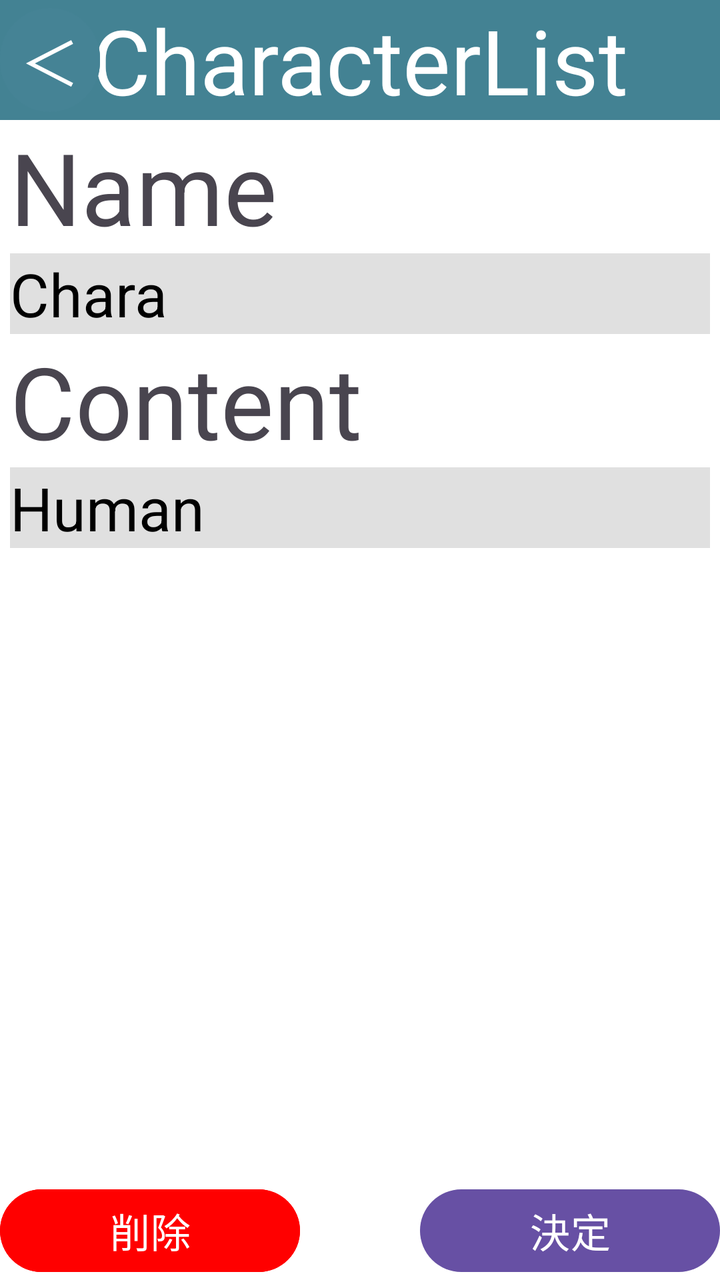
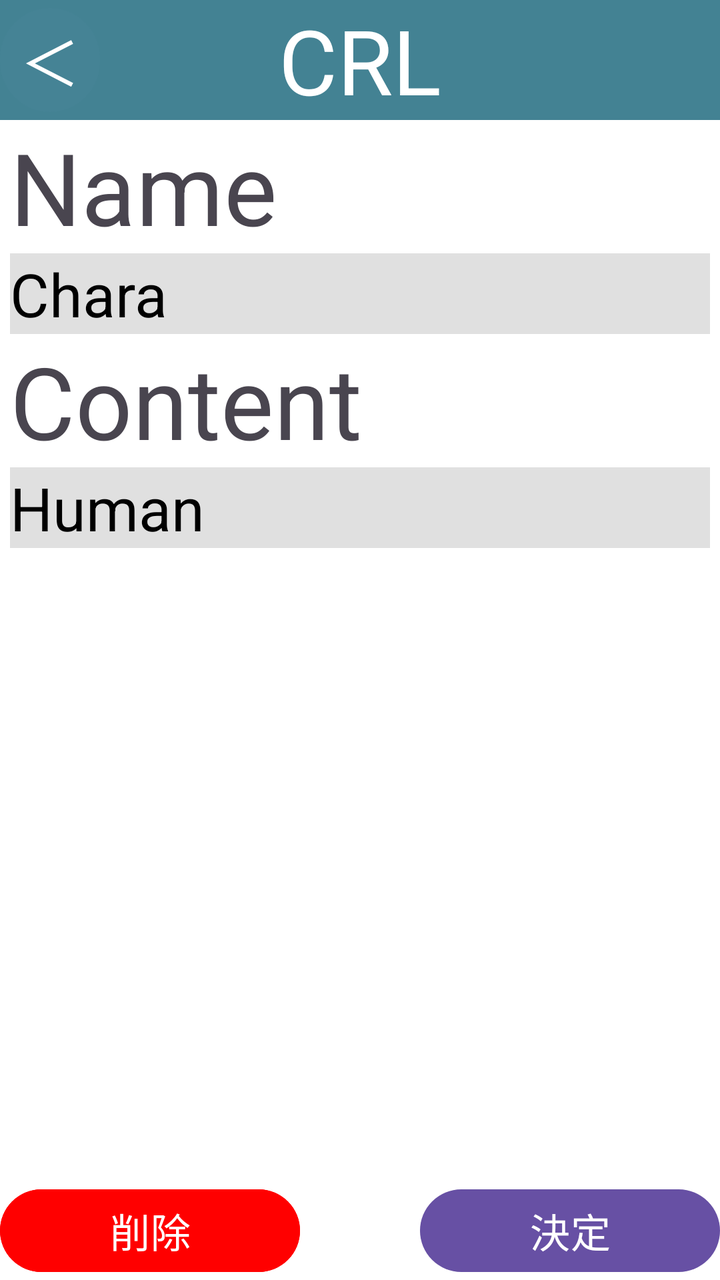

Screens rendered from an Android XML layout before and after an edit, with the pre-edit source and the edit as a unified diff.
<!-- AndroidManifest.xml: application theme Theme.CharacterListApp -->
<!-- res/layout/chara_edit_scene.xml -->
<?xml version="1.0" encoding="utf-8"?>
<androidx.constraintlayout.widget.ConstraintLayout xmlns:android="http://schemas.android.com/apk/res/android"
    xmlns:tools="http://schemas.android.com/tools"
    android:layout_width="match_parent"
    android:layout_height="match_parent"
    android:id="@+id/mains"
    android:background="#ffffff"
    xmlns:app="http://schemas.android.com/apk/res-auto"
    tools:context=".charaEdit">
    <View
        android:layout_width="match_parent"
        android:layout_height="60dp"
        android:background="#438293"
        app:layout_constraintTop_toTopOf="parent"
        app:layout_constraintEnd_toEndOf="parent"
        tools:ignore="MissingConstraints"
        android:id="@+id/header"></View>
    <TextView
        android:layout_width="match_parent"
        android:layout_height="60dp"
        app:layout_constraintStart_toStartOf="@+id/header"
        app:layout_constraintEnd_toEndOf="@+id/header"
        android:text="CharacterList"
        android:textSize="45dp"
        android:textColor="#ffffff"
        android:gravity="center"></TextView>
    <Button
        android:layout_width="50dp"
        android:layout_height="60dp"
        android:backgroundTint="#458395"
        android:gravity="center"
        android:text="＜"
        android:textColor="#ffffff"
        android:textSize="30dp"
        android:padding="0dp"
        app:layout_constraintRight_toRightOf="@+id/header"
        app:layout_constraintStart_toStartOf="@+id/header"
        android:id="@+id/BackButton"></Button>

    <TextView
        android:layout_width="match_parent"
        android:layout_height="wrap_content"
        android:text="Name"
        android:textSize="50dp"
        app:layout_constraintTop_toBottomOf="@+id/header"
        android:id="@+id/names"
        android:layout_marginLeft="5dp"
        ></TextView>
    <EditText
        android:layout_width="match_parent"
        android:layout_height="wrap_content"
        android:textSize="30dp"
        android:text="Chara"
        app:layout_constraintTop_toBottomOf="@+id/names"
        android:background="#e0e0e0"
        android:textColor="#000000"
        android:layout_marginLeft="5dp"
        android:layout_marginRight="5dp"
        android:id="@+id/edit_char_name"
        ></EditText>

    <TextView
        android:layout_width="match_parent"
        android:layout_height="wrap_content"
        android:text="Content"
        android:textSize="50dp"
        app:layout_constraintTop_toBottomOf="@+id/edit_char_name"
        android:id="@+id/contents"
        android:layout_marginLeft="5dp"
        ></TextView>
    <EditText
        android:layout_width="match_parent"
        android:layout_height="wrap_content"
        android:textSize="30dp"
        android:text="Human"
        app:layout_constraintTop_toBottomOf="@+id/contents"
        android:background="#e0e0e0"
        android:textColor="#000000"
        android:layout_marginLeft="5dp"
        android:layout_marginRight="5dp"
        android:id="@+id/edit_char_content"
        android:inputType="textMultiLine"
        ></EditText>

    <Button
        android:layout_width="150dp"
        android:layout_height="wrap_content"
        android:gravity="center"
        android:text="削除"
        android:textSize="20dp"
        android:textColor="#ffffff"
        android:id="@+id/delete_character_button"
        app:layout_constraintStart_toStartOf="parent"
        app:layout_constraintBottom_toBottomOf="parent"
        android:backgroundTint="#ff0000"
        ></Button>
    <Button
        android:layout_width="150dp"
        android:layout_height="wrap_content"
        android:gravity="center"
        android:text="決定"
        android:textSize="20dp"
        android:textColor="#ffffff"
        android:id="@+id/save_edit_button"
        app:layout_constraintEnd_toEndOf="parent"
        app:layout_constraintBottom_toBottomOf="parent"
        ></Button>

</androidx.constraintlayout.widget.ConstraintLayout>
<!-- resources referenced by this layout -->
<resources>
  <style name="Theme.CharacterListApp" parent="Base.Theme.CharacterListApp" />
  <style name="Base.Theme.CharacterListApp" parent="Theme.Material3.DayNight.NoActionBar">
          
          
      </style>
</resources>

<!-- the commit's change to res/layout/chara_edit_scene.xml (unified diff, before → after) -->
@@ -20,7 +20,7 @@
         android:layout_height="60dp"
         app:layout_constraintStart_toStartOf="@+id/header"
         app:layout_constraintEnd_toEndOf="@+id/header"
-        android:text="CharacterList"
+        android:text="CRL"
         android:textSize="45dp"
         android:textColor="#ffffff"
         android:gravity="center"></TextView>
